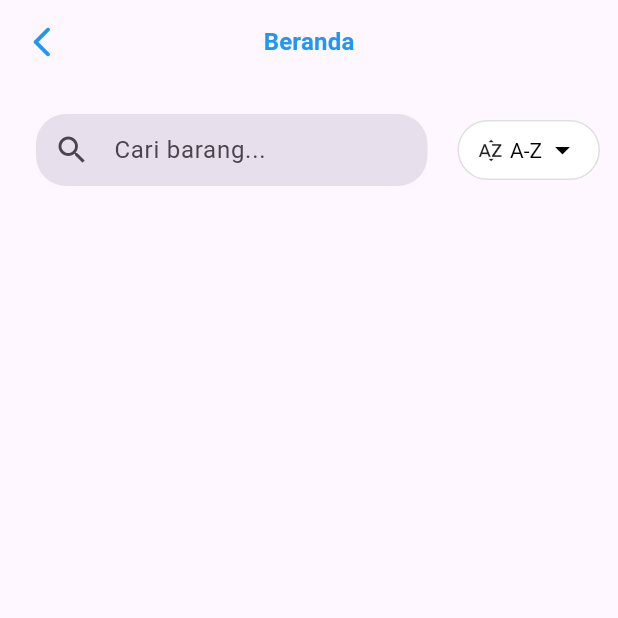
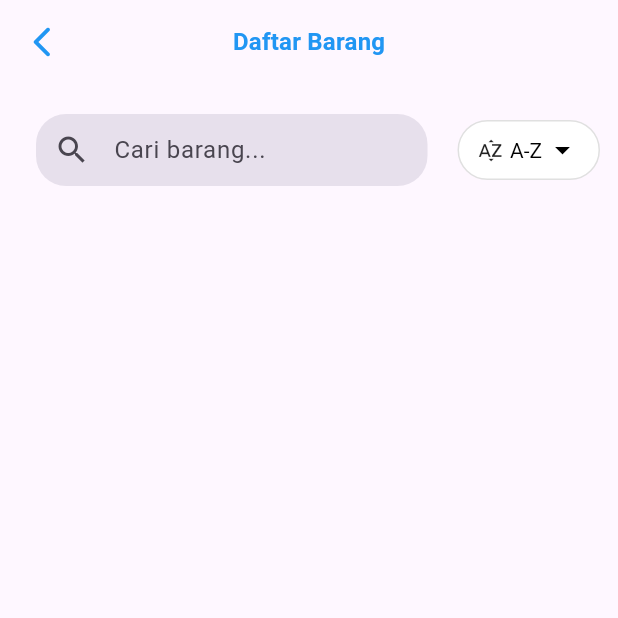
Before and after one commit to DimasRamadhanX/ItemKu, a Flutter app: the ListBarangScreen screen opened by its route, on a phone screen of 412 x 824 dp, the top half of it. Run offline on Flutter 3.47's test engine with Material 3 defaults, Android fonts, the phone set to English and light mode, and no system bars; our stand-ins replace go_router, image_picker, sqflite; accounts and stored records are empty.

Commit message:
routing appbar daftar barang

```diff
--- a/lib/views/screens/list.dart
+++ b/lib/views/screens/list.dart
@@ -54,7 +54,7 @@ class _ListBarangScreenState extends State<ListBarangScreen> {
   @override
   Widget build(BuildContext context) {
     return Scaffold(
-      appBar: const CustomAppBar(title: 'Beranda'),
+      appBar: const CustomAppBar(title: 'Daftar Barang'),
       body: Column(
       children: [
         Padding(
```
